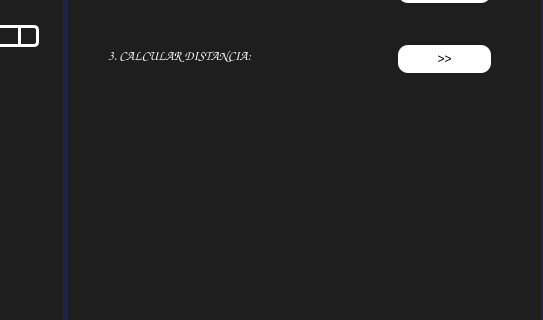
Above: AVANCE1/Interfaz.ui from CeceCF7/Borrador1_progra02 before the change; both pictures show x 413 to 956 and y 247 to 567 of the 956 by 657 pixel window. Below: the same form after it.
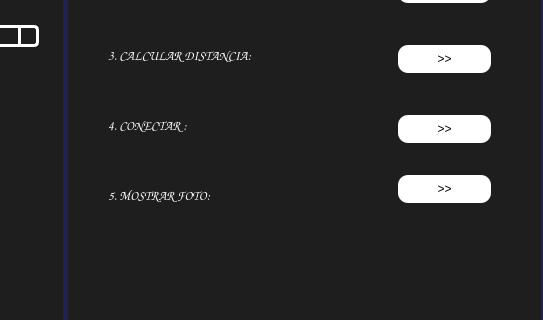
That is the form after the change. Icons and pictures are not drawn.

```diff
--- a/AVANCE1/Interfaz.ui
+++ b/AVANCE1/Interfaz.ui
@@ -664,6 +664,92 @@
                   <string>&gt;&gt;</string>
                  </property>
                 </widget>
+                <widget class="QLabel" name="label_9">
+                 <property name="geometry">
+                  <rect>
+                   <x>40</x>
+                   <y>370</y>
+                   <width>231</width>
+                   <height>61</height>
+                  </rect>
+                 </property>
+                 <property name="font">
+                  <font>
+                   <family>Comic Sans MS</family>
+                   <pointsize>10</pointsize>
+                   <weight>10</weight>
+                   <italic>false</italic>
+                   <bold>false</bold>
+                  </font>
+                 </property>
+                 <property name="styleSheet">
+                  <string notr="true">color: rgb(255, 255, 255);
+font: 87 10pt &quot;Comic Sans MS&quot;;</string>
+                 </property>
+                 <property name="text">
+                  <string>5. MOSTRAR FOTO:</string>
+                 </property>
+                </widget>
+                <widget class="QLabel" name="label_10">
+                 <property name="geometry">
+                  <rect>
+                   <x>40</x>
+                   <y>300</y>
+                   <width>231</width>
+                   <height>61</height>
+                  </rect>
+                 </property>
+                 <property name="font">
+                  <font>
+                   <family>Comic Sans MS</family>
+                   <pointsize>10</pointsize>
+                   <weight>10</weight>
+                   <italic>false</italic>
+                   <bold>false</bold>
+                  </font>
+                 </property>
+                 <property name="styleSheet">
+                  <string notr="true">color: rgb(255, 255, 255);
+font: 87 10pt &quot;Comic Sans MS&quot;;</string>
+                 </property>
+                 <property name="text">
+                  <string>4. CONECTAR :</string>
+                 </property>
+                </widget>
+                <widget class="QPushButton" name="base_datos">
+                 <property name="geometry">
+                  <rect>
+                   <x>330</x>
+                   <y>320</y>
+                   <width>93</width>
+                   <height>28</height>
+                  </rect>
+                 </property>
+                 <property name="styleSheet">
+                  <string notr="true">font: 10pt &quot;Vineta BT&quot;;
+background-color: rgb(255, 255, 255);</string>
+                 </property>
+                 <property name="text">
+                  <string>&gt;&gt;</string>
+                 </property>
+                </widget>
+                <widget class="QPushButton" name="mostrar_foto">
+                 <property name="geometry">
+                  <rect>
+                   <x>330</x>
+                   <y>380</y>
+                   <width>93</width>
+                   <height>28</height>
+                  </rect>
+                 </property>
+                 <property name="styleSheet">
+                  <string notr="true">font: 10pt &quot;Vineta BT&quot;;
+background-color: rgb(255, 255, 255);</string>
+                 </property>
+                 <property name="text">
+                  <string>&gt;&gt;</string>
+                 </property>
+                </widget>
                </widget>
               </item>
              </layout>
```
